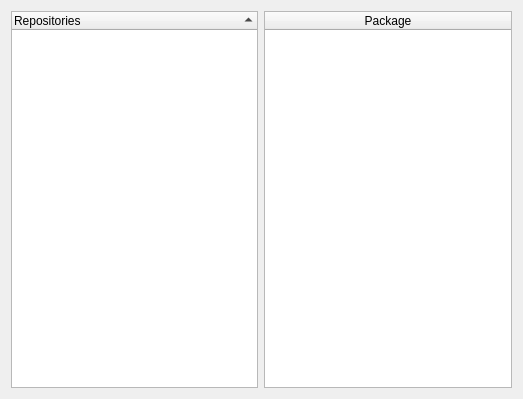
First picture: the form in MainWindow.ui, repository cjwijtmans/Qentoo, before the edit.
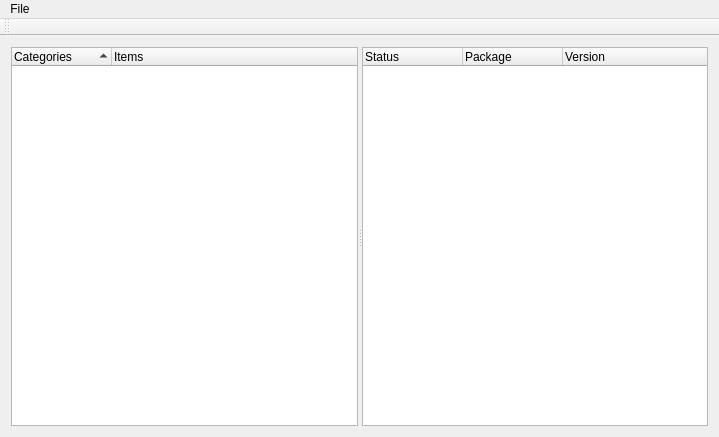
Second picture: the form after the edit.

Patch:
```diff
--- a/MainWindow.ui
+++ b/MainWindow.ui
@@ -6,73 +6,110 @@
    <rect>
     <x>0</x>
     <y>0</y>
-    <width>523</width>
-    <height>399</height>
+    <width>719</width>
+    <height>437</height>
    </rect>
   </property>
   <property name="windowTitle">
    <string>Qentoo</string>
   </property>
   <widget class="QWidget" name="centralWidget">
-   <layout class="QHBoxLayout" name="horizontalLayout">
+   <layout class="QVBoxLayout" name="verticalLayout_2">
     <item>
-     <layout class="QVBoxLayout" name="verticalLayout">
-      <item>
-       <widget class="QTreeWidget" name="treeWidget">
-        <property name="editTriggers">
-         <set>QAbstractItemView::NoEditTriggers</set>
+     <widget class="QSplitter" name="splitter">
+      <property name="orientation">
+       <enum>Qt::Horizontal</enum>
+      </property>
+      <widget class="QTreeWidget" name="treeCategories">
+       <property name="editTriggers">
+        <set>QAbstractItemView::NoEditTriggers</set>
+       </property>
+       <property name="sortingEnabled">
+        <bool>true</bool>
+       </property>
+       <column>
+        <property name="text">
+         <string>Categories</string>
         </property>
-        <property name="sortingEnabled">
-         <bool>true</bool>
+       </column>
+       <column>
+        <property name="text">
+         <string>Items</string>
         </property>
-        <column>
-         <property name="text">
-          <string>Repositories</string>
-         </property>
-        </column>
-       </widget>
-      </item>
-     </layout>
-    </item>
-    <item>
-     <layout class="QVBoxLayout" name="verticalLayout_2">
-      <item>
-       <widget class="QTableWidget" name="tableWidget">
-        <property name="editTriggers">
-         <set>QAbstractItemView::NoEditTriggers</set>
+       </column>
+      </widget>
+      <widget class="QTreeWidget" name="treePackages">
+       <property name="editTriggers">
+        <set>QAbstractItemView::NoEditTriggers</set>
+       </property>
+       <property name="alternatingRowColors">
+        <bool>true</bool>
+       </property>
+       <property name="selectionMode">
+        <enum>QAbstractItemView::MultiSelection</enum>
+       </property>
+       <property name="selectionBehavior">
+        <enum>QAbstractItemView::SelectRows</enum>
+       </property>
+       <column>
+        <property name="text">
+         <string>Status</string>
         </property>
-        <property name="alternatingRowColors">
-         <bool>true</bool>
+       </column>
+       <column>
+        <property name="text">
+         <string>Package</string>
         </property>
-        <property name="selectionMode">
-         <enum>QAbstractItemView::MultiSelection</enum>
+       </column>
+       <column>
+        <property name="text">
+         <string>Version</string>
         </property>
-        <property name="selectionBehavior">
-         <enum>QAbstractItemView::SelectRows</enum>
-        </property>
-        <property name="sortingEnabled">
-         <bool>true</bool>
-        </property>
-        <attribute name="horizontalHeaderMinimumSectionSize">
-         <number>50</number>
-        </attribute>
-        <attribute name="horizontalHeaderStretchLastSection">
-         <bool>true</bool>
-        </attribute>
-        <attribute name="verticalHeaderVisible">
-         <bool>false</bool>
-        </attribute>
-        <column>
-         <property name="text">
-          <string>Package</string>
-         </property>
-        </column>
-       </widget>
-      </item>
-     </layout>
+       </column>
+      </widget>
+     </widget>
     </item>
    </layout>
   </widget>
+  <widget class="QToolBar" name="toolBar">
+   <property name="windowTitle">
+    <string>toolBar</string>
+   </property>
+   <attribute name="toolBarArea">
+    <enum>TopToolBarArea</enum>
+   </attribute>
+   <attribute name="toolBarBreak">
+    <bool>false</bool>
+   </attribute>
+  </widget>
+  <widget class="QMenuBar" name="menuBar">
+   <property name="geometry">
+    <rect>
+     <x>0</x>
+     <y>0</y>
+     <width>719</width>
+     <height>25</height>
+    </rect>
+   </property>
+   <widget class="QMenu" name="menuFile">
+    <property name="title">
+     <string>File</string>
+    </property>
+    <addaction name="actionQuit"/>
+   </widget>
+   <addaction name="menuFile"/>
+  </widget>
+  <action name="actionQuit">
+   <property name="text">
+    <string>Quit</string>
+   </property>
+   <property name="shortcut">
+    <string>Alt+Q</string>
+   </property>
+   <property name="menuRole">
+    <enum>QAction::QuitRole</enum>
+   </property>
+  </action>
  </widget>
  <layoutdefault spacing="6" margin="11"/>
  <resources/>
```
Left out of the diff: 19 changed lines with no effect on the pictures.
